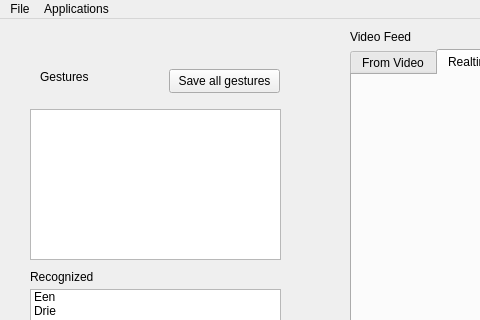
Qt form src/GUI/mainwindow.ui (SpeedyCodes/HMM-GestureRecognition) before a commit; both pictures show x 0 to 480 and y 0 to 320 of the 1100 by 550 pixel window.
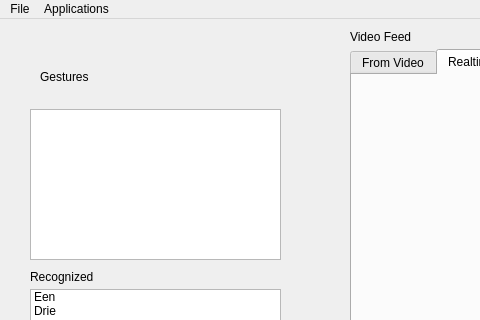
The same form after that commit.

The edit to the form file:
```diff
--- a/src/GUI/mainwindow.ui
+++ b/src/GUI/mainwindow.ui
@@ -147,19 +147,6 @@
      </property>
     </item>
    </widget>
-   <widget class="QPushButton" name="saveGesturesButton">
-    <property name="geometry">
-     <rect>
-      <x>169</x>
-      <y>50</y>
-      <width>111</width>
-      <height>24</height>
-     </rect>
-    </property>
-    <property name="text">
-     <string>Save all gestures</string>
-    </property>
-   </widget>
    <widget class="QListWidget" name="gesturesListWidget">
     <property name="geometry">
      <rect>
```
Left out of the diff: 15 changed lines with no effect on the pictures.
